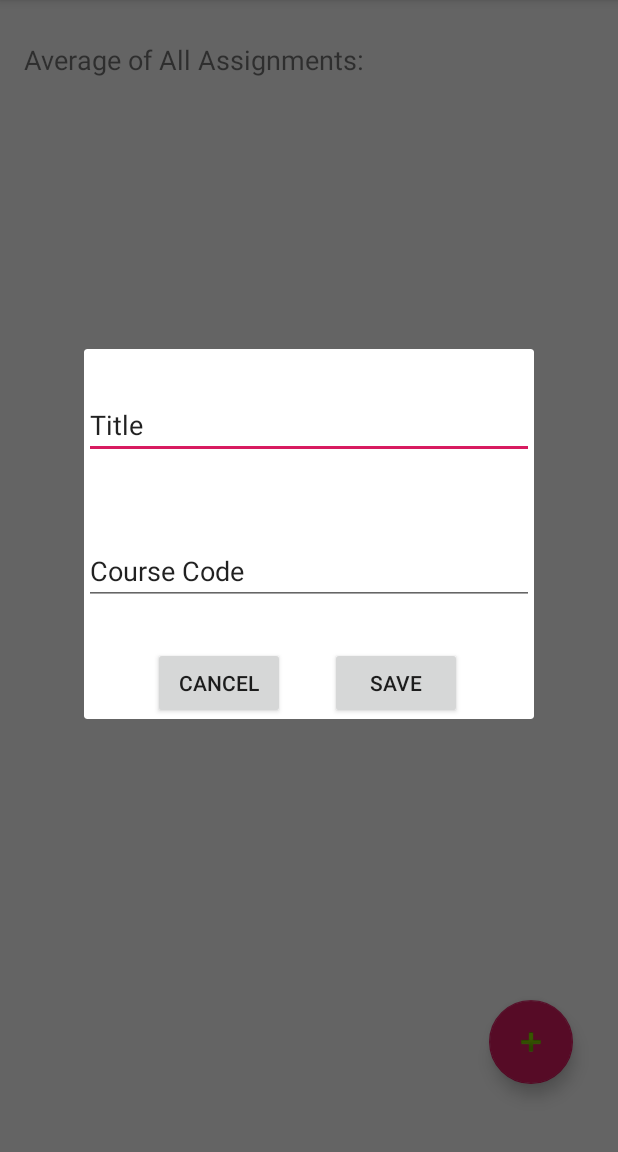
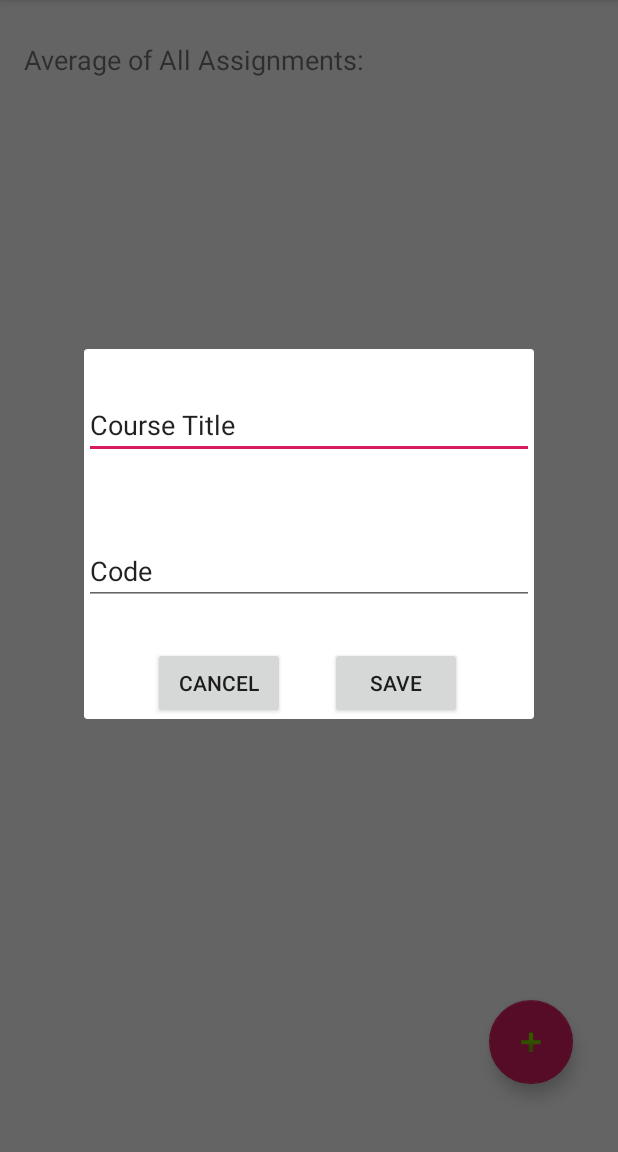
Before and after one commit to DPigeon/DataGrade, an Android app: the screen it shows after launch (MainActivity), after a tap on an icon or button, on a phone screen of 412 x 824 dp, the part 84-1236 px from its top. Run offline under Robolectric (Android 15) with nearby library versions, the phone set to English and light mode, and no system bars.

Commit message:
Changing fragments title depending on what activity we are in

```diff
--- a/app/src/main/java/com/example/utilisateur/assignment2/InsertCourseDialogFragment.java
+++ b/app/src/main/java/com/example/utilisateur/assignment2/InsertCourseDialogFragment.java
@@ -13,7 +13,7 @@ import androidx.annotation.Nullable;
 import androidx.fragment.app.DialogFragment;
 
 public class InsertCourseDialogFragment extends DialogFragment {
-    protected EditText courseTitleEditText;
+    protected EditText courseOrAssignmentTitleEditText;
     protected EditText courseCodeOrAssignmentGradeEditText;
     protected Button saveButton;
     protected Button cancelButton;
@@ -29,8 +29,18 @@ public class InsertCourseDialogFragment extends DialogFragment {
     }
 
     protected void setupUiWithView(View view, String parameter) {
-        courseTitleEditText = view.findViewById(R.id.courseTitleEditText);
+        // Setting the right title depending on what activity we are in
+        courseOrAssignmentTitleEditText = view.findViewById(R.id.courseTitleEditText);
+        if (parameter == "mainActivity")
+            courseOrAssignmentTitleEditText.setText("Course Title");
+        else
+            courseOrAssignmentTitleEditText.setText("Assignment Title");
         courseCodeOrAssignmentGradeEditText = view.findViewById(R.id.courseCodeOrAssignmentGradeEditText);
+
+        if (parameter == "mainActivity")
+            courseCodeOrAssignmentGradeEditText.setText("Code");
+        else
+            courseCodeOrAssignmentGradeEditText.setText("Grade");
         saveButton = view.findViewById(R.id.saveButton);
         cancelButton = view.findViewById(R.id.cancelButton);
 
@@ -45,7 +55,7 @@ public class InsertCourseDialogFragment extends DialogFragment {
 
                 // We gather all the info to create a new course
                 int id = -1;
-                String title = courseTitleEditText.getText().toString();
+                String title = courseOrAssignmentTitleEditText.getText().toString();
                 String codeOrGrade = courseCodeOrAssignmentGradeEditText.getText().toString(); // course code or assignment grade
                 Course course; // id, title, code
                 Assignment assignment; // id, courseID, title, grade
--- a/app/src/main/res/layout/add_course_dialogue_fragment.xml
+++ b/app/src/main/res/layout/add_course_dialogue_fragment.xml
@@ -15,7 +15,6 @@
         android:layout_marginTop="28dp"
         android:ems="10"
         android:inputType="textPersonName"
-        android:text="Title"
         app:layout_constraintEnd_toEndOf="parent"
         app:layout_constraintHorizontal_bias="0.0"
         app:layout_constraintStart_toStartOf="parent"
@@ -28,7 +27,6 @@
         android:layout_marginTop="52dp"
         android:ems="10"
         android:inputType="textPersonName"
-        android:text="Course Code"
         app:layout_constraintEnd_toEndOf="parent"
         app:layout_constraintHorizontal_bias="1.0"
         app:layout_constraintStart_toStartOf="parent"
```
Also changed, not shown: app/src/main/java/com/example/utilisateur/assignment2/AssignmentActivity.java (+16 -0 lines).
